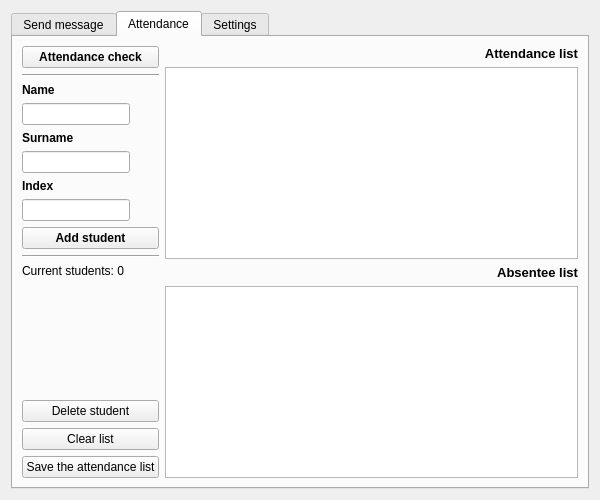
wranidlo/broadcast_sender_receiver, file professor/profesor_gui.ui: the form before one commit.
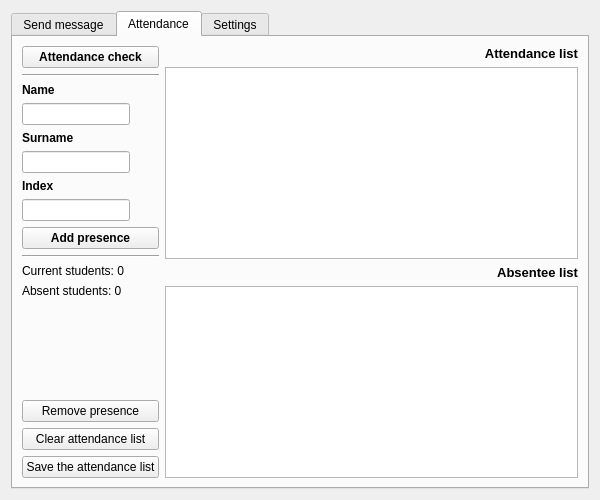
The form after the commit. The open tabs and pages were chosen to show the change.

Commit message: absent students

```diff
--- a/professor/profesor_gui.ui
+++ b/professor/profesor_gui.ui
@@ -10,6 +10,12 @@
     <height>500</height>
    </rect>
   </property>
+  <property name="minimumSize">
+   <size>
+    <width>600</width>
+    <height>500</height>
+   </size>
+  </property>
   <property name="windowTitle">
    <string>Form</string>
   </property>
@@ -195,7 +201,7 @@
             </font>
            </property>
            <property name="text">
-            <string>Add student</string>
+            <string>Add presence</string>
            </property>
           </widget>
          </item>
@@ -213,6 +219,13 @@
            </property>
           </widget>
          </item>
+         <item>
+          <widget class="QLabel" name="label_absent_students">
+           <property name="text">
+            <string>Absent students: 0</string>
+           </property>
+          </widget>
+         </item>
          <item>
           <spacer name="verticalSpacer_2">
            <property name="orientation">
@@ -229,14 +242,14 @@
          <item>
           <widget class="QPushButton" name="button_delete_student">
            <property name="text">
-            <string>Delete student</string>
+            <string>Remove presence</string>
            </property>
           </widget>
          </item>
          <item>
           <widget class="QPushButton" name="button_clear_students">
            <property name="text">
-            <string>Clear list</string>
+            <string>Clear attendance list</string>
            </property>
           </widget>
          </item>
```
The commit also changes 5 other files.
